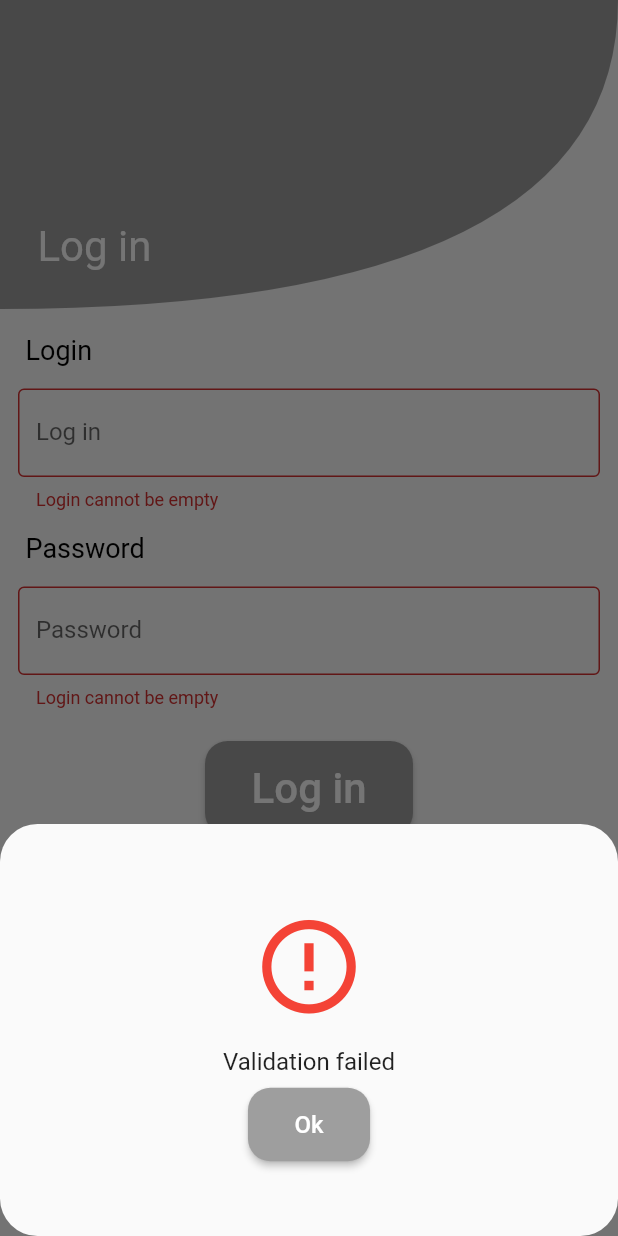
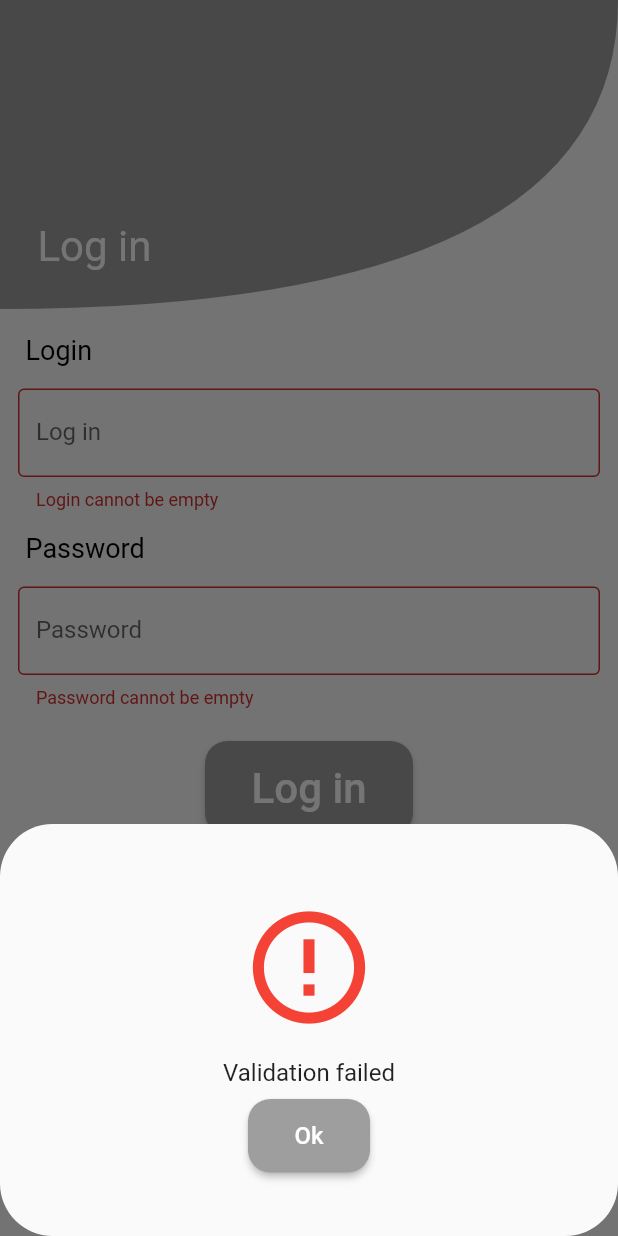
Before and after one commit to rdotzaz/teachent-app, a Flutter app: the screen it shows after launch, after a tap on "Log in", on a phone screen of 412 x 824 dp. Run offline on Flutter 3.47's test engine with Material 2 defaults, Android fonts, the phone set to English and light mode, and no system bars; our stand-ins replace firebase_core, firebase_database, hive_flutter; accounts and stored records are empty; generated files the repository leaves out were written again.

```diff
--- a/lib/common/consts.dart
+++ b/lib/common/consts.dart
@@ -16,7 +16,7 @@ class DatabaseObjectName {
 
 class DatabaseConsts {
   static const emulatorPort = 9000;
-  static const androidFirebaseHost = '10.0.0.2';
+  static const androidFirebaseHost = '10.0.2.2';
   static const webFirebaseHost = 'localhost';
 
   static const emptyKey = '';
--- a/lib/common/data_manager.dart
+++ b/lib/common/data_manager.dart
@@ -8,7 +8,7 @@ class DataManagerCreator {
 
   static DataManager create() {
     if (_dataManager == null) {
-      var database = MainDatabase(DBMode.testing);
+      var database = MainDatabase();
       _dataManager = DataManager(database);
     }
     dev.log('[DataManagerCreator] Create DataManager object');
--- a/lib/controller/pages/login_page/login_form_controller.dart
+++ b/lib/controller/pages/login_page/login_form_controller.dart
@@ -2,6 +2,7 @@ import 'package:flutter/material.dart';
 import 'package:teachent_app/common/consts.dart';
 import 'package:teachent_app/controller/controller.dart';
 import 'package:teachent_app/view/widgets/custom_button.dart';
+import 'package:teachent_app/view/widgets/status_bottom_sheet.dart';
 
 import '../../../view/pages/profile_select_page/profile_select_page.dart';
 
@@ -19,7 +20,7 @@ class LoginFormController extends BaseController {
 
   String? validatePassword(String? password) {
     var isEmpty = password?.isEmpty ?? true;
-    return isEmpty ? 'Login cannot be empty' : null;
+    return isEmpty ? 'Password cannot be empty' : null;
   }
 
   void setLogin(String? loginToSet) {
@@ -54,34 +55,9 @@ class LoginFormController extends BaseController {
   void showErrorMessage(BuildContext context, String info) {
     showModalBottomSheet(
         context: context,
-        shape: RoundedRectangleBorder(borderRadius: BorderRadius.circular(25)),
-        builder: (context) {
-          final windowSize = MediaQuery.of(context).size;
-          return SizedBox(
-              height: windowSize.height / 3,
-              child: Column(
-                mainAxisAlignment: MainAxisAlignment.center,
-                children: [
-                  const Padding(
-                      padding: EdgeInsets.all(8.0),
-                      child: Icon(Icons.error_outline,
-                          color: Colors.red, size: 75)),
-                  Padding(
-                    padding: const EdgeInsets.all(8.0),
-                    child: Text(
-                      info,
-                      style: const TextStyle(fontSize: 16),
-                    ),
-                  ),
-                  CustomButton(
-                      text: 'Ok',
-                      fontSize: 16,
-                      onPressed: () {
-                        Navigator.of(context).pop();
-                      })
-                ],
-              ));
-        });
+        shape: RoundedRectangleBorder(borderRadius: BorderRadius.circular(35)),
+        builder: (_) =>
+            StatusBottomSheet(info: info, status: BottomSheetStatus.error));
   }
 
   void goToSignUpPage(BuildContext context) {
--- a/lib/database/adapters/firebase_adapter.dart
+++ b/lib/database/adapters/firebase_adapter.dart
@@ -23,10 +23,15 @@ class FirebaseRealTimeDatabaseAdapter {
         ? androidFirebaseOption // ignore: undefined_identifier
         : webFirebaseOption; // ignore: undefined_identifier
 
-    await Firebase.initializeApp(options: firebaseOptions);
+    if (defaultTargetPlatform == TargetPlatform.android) {
+      await Firebase.initializeApp();
+    } else {
+      await Firebase.initializeApp(options: firebaseOptions);
+    }
 
     if (dbMode == DBMode.testing) {
       var databaseHost = _getHost(dbMode);
+      print('[Host] $databaseHost');
       FirebaseDatabase.instance
           .useDatabaseEmulator(databaseHost, DatabaseConsts.emulatorPort);
     }
@@ -41,18 +46,24 @@ class FirebaseRealTimeDatabaseAdapter {
 
   static Future<String> findUserByLoginAndCheckPassword(
       String login, String password) async {
+    //FirebaseDatabase.instance.setLoggingEnabled(true);
+    print('[FirebaseAdapter] findUserByLogin');
     var databaseReference =
         FirebaseDatabase.instance.ref('${DatabaseObjectName.users}/$login');
 
+    print('Before once. ${databaseReference.key}');
     var event = await databaseReference.once();
+    print('After once');
     var isKeyExists = event.snapshot.exists;
     var foundEventValue = event.snapshot.value;
 
     if (!isKeyExists) {
+      print('[FirebaseAdapter] No login found');
       return DatabaseConsts.emptyKey;
     }
 
     if (foundEventValue == null) {
+      print('[FirebaseAdapter] No body found');
       return DatabaseConsts.emptyKey;
     }
 
@@ -60,6 +71,7 @@ class FirebaseRealTimeDatabaseAdapter {
         (foundEventValue as DBValues)['password'] ?? DatabaseConsts.emptyField;
 
     if (encryptedPassword == DatabaseConsts.emptyField) {
+      print('[FirebaseAdapter] No password found');
       return DatabaseConsts.emptyKey;
     }
 
--- a/lib/database/database.dart
+++ b/lib/database/database.dart
@@ -12,12 +12,7 @@ typedef DBValues = Map<String, dynamic>;
 enum DBMode { testing, release }
 
 abstract class IDatabase {
-  @protected
-  final DBMode dbMode;
-
-  IDatabase(this.dbMode);
-
-  Future<void> init();
+  Future<void> init(DBMode dbMode);
   void clear();
 }
 
@@ -27,10 +22,8 @@ class MainDatabase extends IDatabase
         UserDatabaseMethods,
         TeacherDatabaseMethods,
         StudentDatabaseMethods {
-  MainDatabase(DBMode dbMode) : super(dbMode);
-
   @override
-  Future<void> init() async {
+  Future<void> init(DBMode dbMode) async {
     await FirebaseRealTimeDatabaseAdapter.init(dbMode);
     await HiveDatabaseAdapter.init();
   }
--- a/lib/main.dart
+++ b/lib/main.dart
@@ -4,6 +4,6 @@ import 'package:teachent_app/view/teachent_app.dart';
 
 void main() async {
   WidgetsFlutterBinding.ensureInitialized();
-  await MainDatabase(DBMode.testing).init();
+  await MainDatabase().init(DBMode.testing);
   runApp(const TeachentApp());
 }
--- a/lib/view/teachent_app.dart
+++ b/lib/view/teachent_app.dart
@@ -1,6 +1,4 @@
-import 'package:flutter/foundation.dart';
 import 'package:flutter/material.dart';
-import 'package:mobile_web_view/mobile_web_view.dart';
 import 'package:teachent_app/common/consts.dart' show NameConsts;
 import 'package:teachent_app/view/pages/splash_page/splash_page.dart';
 
@@ -11,15 +9,9 @@ class TeachentApp extends StatelessWidget {
 
   @override
   Widget build(BuildContext context) {
-    return MaterialApp(
+    return const MaterialApp(
       title: NameConsts.appName,
-      home: homeWidget(),
+      home: SplashPage(),
     );
   }
-
-  Widget homeWidget() {
-    return defaultTargetPlatform == TargetPlatform.android
-        ? const SplashPage()
-        : const MobileWebView(child: SplashPage());
-  }
 }
--- /dev/null
+++ b/lib/view/widgets/status_bottom_sheet.dart
@@ -0,0 +1,52 @@
+import 'package:flutter/material.dart';
+
+import 'custom_button.dart';
+
+enum BottomSheetStatus { error, success, info }
+
+class StatusBottomSheet extends StatelessWidget {
+  final String info;
+  final BottomSheetStatus status;
+  const StatusBottomSheet({
+    Key? key,
+    required this.info,
+    required this.status,
+  }) : super(key: key);
+
+  Icon _getIcon() {
+    switch (status) {
+      case BottomSheetStatus.error:
+        return const Icon(Icons.error_outline, color: Colors.red, size: 90);
+      case BottomSheetStatus.success:
+        return const Icon(Icons.done, color: Colors.green, size: 90);
+      default:
+        return const Icon(Icons.info, color: Colors.blue, size: 90);
+    }
+  }
+
+  @override
+  Widget build(BuildContext context) {
+    final windowSize = MediaQuery.of(context).size;
+    return SizedBox(
+        height: windowSize.height / 3,
+        child: Column(
+          mainAxisAlignment: MainAxisAlignment.center,
+          children: [
+            Padding(padding: const EdgeInsets.all(8.0), child: _getIcon()),
+            Padding(
+              padding: const EdgeInsets.all(8.0),
+              child: Text(
+                info,
+                style: const TextStyle(fontSize: 16),
+              ),
+            ),
+            CustomButton(
+                text: 'Ok',
+                fontSize: 16,
+                onPressed: () {
+                  Navigator.of(context).pop();
+                })
+          ],
+        ));
+  }
+}
```
Also changed, not shown: 5 other files.
